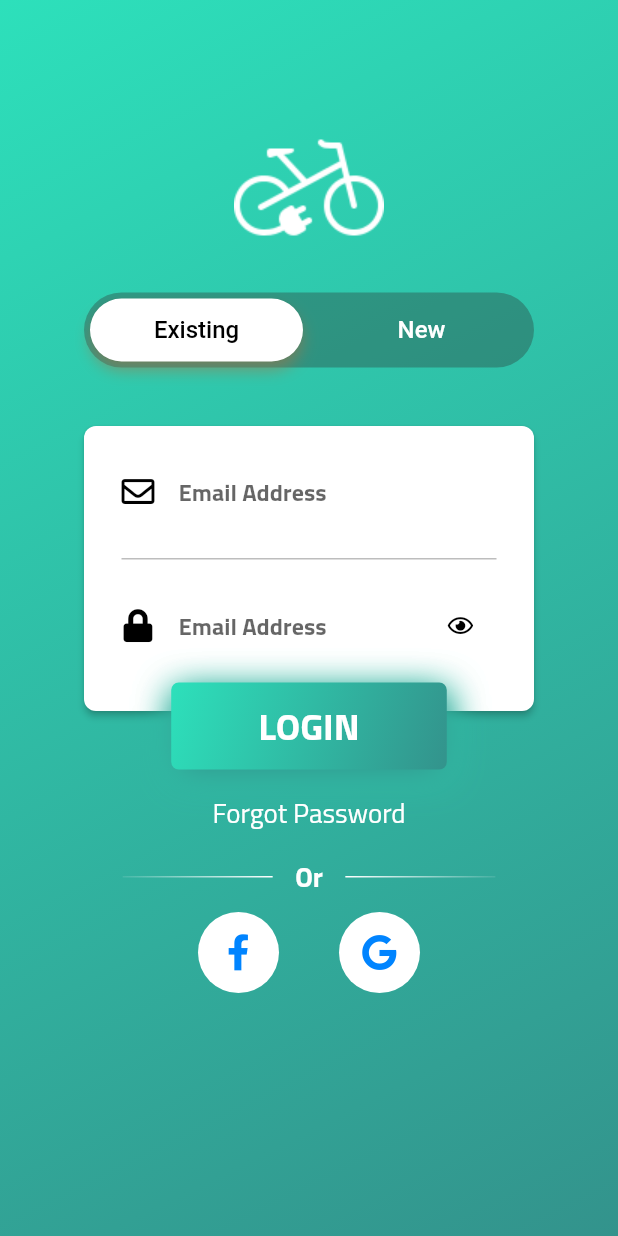
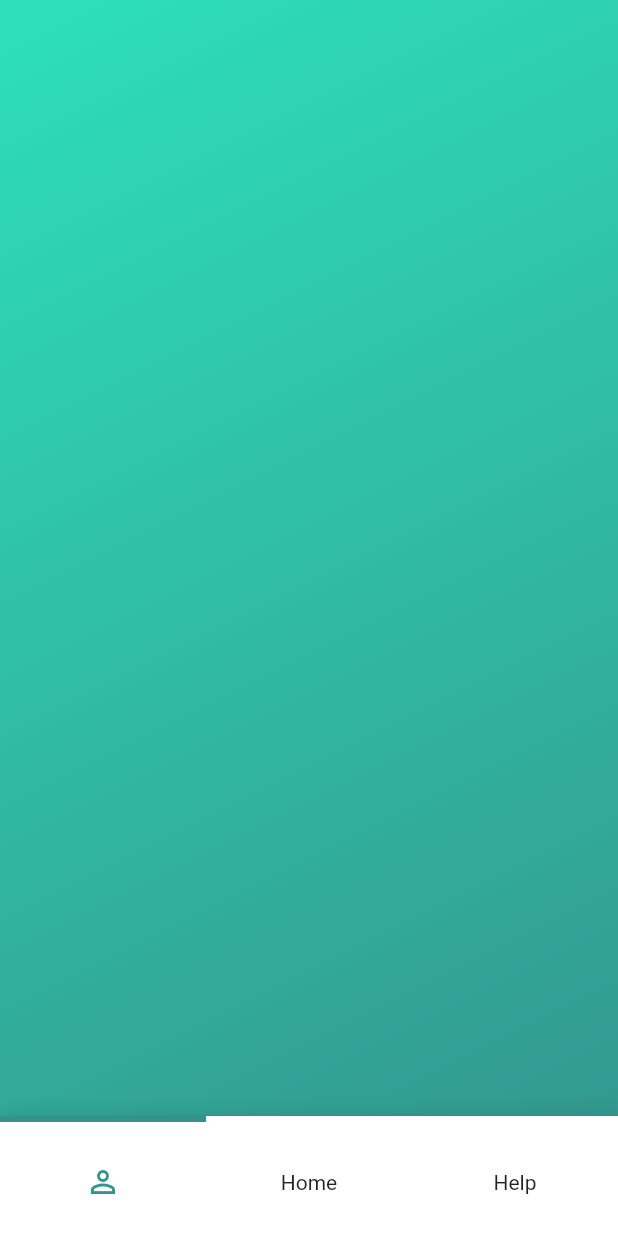
Before and after one commit to tharindu-nw/ev_project_app, a Flutter app: the screen it shows after launch, on a phone screen of 412 x 824 dp. Run offline on Flutter 3.47's test engine with Material 2 defaults, Android fonts, the phone set to English and light mode, and no system bars; our stand-ins replace font_awesome_flutter; Roboto replaces fonts that are missing (WorkSansSemiBold).

Commit message:
Navigation docker

```diff
--- a/lib/app.dart
+++ b/lib/app.dart
@@ -1,5 +1,6 @@
 import 'package:flutter/material.dart';
-import 'login_screen.dart';
+import 'screens/login_screen.dart';
+import 'screens/home_screen.dart';
 
 class App extends StatelessWidget {
   @override
@@ -10,7 +11,7 @@ class App extends StatelessWidget {
         fontFamily: "TitilliumWebReg",
         textTheme: Theme.of(context).textTheme,
       ),
-      home: LoginScreen(),
+      home: HomeScreen(),
     );
   }
 }
--- /dev/null
+++ b/lib/screens/home_screen.dart
@@ -0,0 +1,70 @@
+import 'package:flutter/material.dart';
+import 'package:ev_app/style/color_theme.dart' as CT;
+import 'package:font_awesome_flutter/font_awesome_flutter.dart';
+import 'package:flutter/services.dart';
+import 'package:ev_app/shared/navigation_bar.dart';
+import 'package:ev_app/shared/navigation_bar_item.dart';
+
+final _padding = EdgeInsets.only(top: 20.0);
+final _bigPadding = EdgeInsets.fromLTRB(0.0, 60.0, 0.0, 0.0);
+
+class HomeScreen extends StatefulWidget {
+  _HomeScreenState createState() => new _HomeScreenState();
+}
+
+class _HomeScreenState extends State<HomeScreen> {
+  @override
+  void initState() {
+    super.initState();
+
+    SystemChrome.setPreferredOrientations([
+      DeviceOrientation.portraitUp,
+      DeviceOrientation.portraitDown,
+    ]);
+  }
+
+  @override
+  Widget build(BuildContext context) {
+    return Material(
+      child: Scaffold(
+        body: NotificationListener<OverscrollIndicatorNotification>(
+          onNotification: (overscroll) {
+            overscroll.disallowGlow();
+          },
+          child: SingleChildScrollView(
+            child: Container(
+              width: MediaQuery.of(context).size.width,
+              height: MediaQuery.of(context).size.height,
+              decoration: BoxDecoration(
+                gradient: CT.ColorTheme.gradient,
+              ),
+              child: _buildNavBar(),
+            ),
+          ),
+        ),
+      ),
+    );
+  }
+
+  Widget _buildNavBar() {
+    return Align(
+      alignment: Alignment.bottomCenter,
+      child: TitledBottomNavigationBar(
+        items: [
+          TitledNavigationBarItem(
+            icon: Icons.person_outline,
+            title: "Profile",
+          ),
+          TitledNavigationBarItem(
+            icon: Icons.home,
+            title: "Home",
+          ),
+          TitledNavigationBarItem(
+            icon: Icons.help_outline,
+            title: "Help",
+          ),
+        ],
+      ),
+    );
+  }
+}
--- a/lib/login_screen.dart
+++ b/lib/screens/login_screen.dart
@@ -5,7 +5,7 @@ import 'package:ev_app/utils/bubble_indication_painter.dart';
 import 'package:flutter/services.dart';
 
 final _padding = EdgeInsets.only(top: 20.0);
-final _bigPadding = EdgeInsets.fromLTRB(0.0, 75.0, 0.0, 0.0);
+final _bigPadding = EdgeInsets.fromLTRB(0.0, 60.0, 0.0, 0.0);
 
 class LoginScreen extends StatefulWidget {
   _LoginScreenState createState() => new _LoginScreenState();
@@ -204,7 +204,7 @@ class _LoginScreenState extends State<LoginScreen> {
                               size: 22.0,
                               color: Colors.black,
                             ),
-                            hintText: "Email Address",
+                            hintText: "Password",
                             hintStyle: TextStyle(
                               fontFamily: "TitilliumWebBold",
                               fontSize: 16,
@@ -377,7 +377,7 @@ class _LoginScreenState extends State<LoginScreen> {
 
   Widget _buildSignUp(BuildContext context) {
     return Container(
-      padding: EdgeInsets.only(top: 23.0),
+      padding: EdgeInsets.fromLTRB(0, 23.0, 0, 15.0),
       child: Column(
         children: <Widget>[
           Stack(
@@ -392,21 +392,18 @@ class _LoginScreenState extends State<LoginScreen> {
                 ),
                 child: Container(
                   width: 300.0,
-                  height: 360.0,
+                  height: 320.0,
                   child: Column(
                     children: <Widget>[
                       Padding(
                         padding: EdgeInsets.only(
-                            top: 20.0, bottom: 20.0, left: 25.0, right: 25.0),
+                            top: 15.0, bottom: 15.0, left: 25.0, right: 25.0),
                         child: TextField(
                           focusNode: myFocusNodeName,
                           controller: signupNameController,
                           keyboardType: TextInputType.text,
                           textCapitalization: TextCapitalization.words,
-                          style: TextStyle(
-                              fontFamily: "WorkSansSemiBold",
-                              fontSize: 16.0,
-                              color: Colors.black),
+                          style: TextStyle(fontSize: 16.0, color: Colors.black),
                           decoration: InputDecoration(
                             border: InputBorder.none,
                             icon: Icon(
@@ -415,7 +412,9 @@ class _LoginScreenState extends State<LoginScreen> {
                             ),
                             hintText: "Name",
                             hintStyle: TextStyle(
-                                fontFamily: "WorkSansSemiBold", fontSize: 16.0),
+                              fontSize: 16.0,
+                              fontFamily: "TitilliumWebBold",
+                            ),
                           ),
                         ),
                       ),
@@ -426,15 +425,15 @@ class _LoginScreenState extends State<LoginScreen> {
                       ),
                       Padding(
                         padding: EdgeInsets.only(
-                            top: 20.0, bottom: 20.0, left: 25.0, right: 25.0),
+                            top: 15.0, bottom: 15.0, left: 25.0, right: 25.0),
                         child: TextField(
                           focusNode: myFocusNodeEmail,
                           controller: signupEmailController,
                           keyboardType: TextInputType.emailAddress,
                           style: TextStyle(
-                              fontFamily: "WorkSansSemiBold",
                             fontSize: 16.0,
-                              color: Colors.black),
+                            color: Colors.black,
+                          ),
                           decoration: InputDecoration(
                             border: InputBorder.none,
                             icon: Icon(
@@ -443,7 +442,9 @@ class _LoginScreenState extends State<LoginScreen> {
                             ),
                             hintText: "Email Address",
                             hintStyle: TextStyle(
-                                fontFamily: "WorkSansSemiBold", fontSize: 16.0),
+                              fontSize: 16.0,
+                              fontFamily: "TitilliumWebBold",
+                            ),
                           ),
                         ),
                       ),
@@ -454,15 +455,15 @@ class _LoginScreenState extends State<LoginScreen> {
                       ),
                       Padding(
                         padding: EdgeInsets.only(
-                            top: 20.0, bottom: 20.0, left: 25.0, right: 25.0),
+                            top: 15.0, bottom: 15.0, left: 25.0, right: 25.0),
                         child: TextField(
                           focusNode: myFocusNodePassword,
                           controller: signupPasswordController,
                           obscureText: _obscureTextSignup,
                           style: TextStyle(
-                              fontFamily: "WorkSansSemiBold",
                             fontSize: 16.0,
-                              color: Colors.black),
+                            color: Colors.black,
+                          ),
                           decoration: InputDecoration(
                             border: InputBorder.none,
                             icon: Icon(
@@ -471,7 +472,9 @@ class _LoginScreenState extends State<LoginScreen> {
                             ),
                             hintText: "Password",
                             hintStyle: TextStyle(
-                                fontFamily: "WorkSansSemiBold", fontSize: 16.0),
+                              fontSize: 16.0,
+                              fontFamily: "TitilliumWebBold",
+                            ),
                             suffixIcon: GestureDetector(
                               onTap: _toggleSignup,
                               child: Icon(
@@ -492,23 +495,25 @@ class _LoginScreenState extends State<LoginScreen> {
                       ),
                       Padding(
                         padding: EdgeInsets.only(
-                            top: 20.0, bottom: 20.0, left: 25.0, right: 25.0),
+                            top: 15.0, bottom: 15.0, left: 25.0, right: 25.0),
                         child: TextField(
                           controller: signupConfirmPasswordController,
                           obscureText: _obscureTextSignupConfirm,
                           style: TextStyle(
-                              fontFamily: "WorkSansSemiBold",
                             fontSize: 16.0,
-                              color: Colors.black),
+                            color: Colors.black,
+                          ),
                           decoration: InputDecoration(
                             border: InputBorder.none,
                             icon: Icon(
                               FontAwesomeIcons.lock,
                               color: Colors.black,
                             ),
-                            hintText: "Confirmation",
+                            hintText: "Confirm Password",
                             hintStyle: TextStyle(
-                                fontFamily: "WorkSansSemiBold", fontSize: 16.0),
+                              fontSize: 16.0,
+                              fontFamily: "TitilliumWebBold",
+                            ),
                             suffixIcon: GestureDetector(
                               onTap: _toggleSignupConfirm,
                               child: Icon(
@@ -527,7 +532,7 @@ class _LoginScreenState extends State<LoginScreen> {
                 ),
               ),
               Container(
-                margin: EdgeInsets.only(top: 340.0),
+                margin: EdgeInsets.only(top: 310.0),
                 decoration: new BoxDecoration(
                   borderRadius: BorderRadius.all(Radius.circular(5.0)),
                   boxShadow: <BoxShadow>[
@@ -544,8 +549,8 @@ class _LoginScreenState extends State<LoginScreen> {
                   ],
                   gradient: new LinearGradient(
                       colors: [
+                        CT.ColorTheme.loginGradientStart,
                         CT.ColorTheme.loginGradientEnd,
-                        CT.ColorTheme.loginGradientStart
                       ],
                       begin: const FractionalOffset(0.2, 0.2),
                       end: const FractionalOffset(1.0, 1.0),
@@ -564,7 +569,8 @@ class _LoginScreenState extends State<LoginScreen> {
                         style: TextStyle(
                           color: Colors.white,
                           fontSize: 25.0,
-                            fontFamily: "WorkSansBold"),
+                          fontFamily: "TitilliumWebBold",
+                        ),
                       ),
                     ),
                     onPressed: () {}
@@ -619,7 +625,8 @@ class _LoginScreenState extends State<LoginScreen> {
                   style: TextStyle(
                     color: left,
                     fontSize: 16.0,
-                      fontFamily: "WorkSansSemiBold"),
+                    fontFamily: "TitilliumWebBold",
+                  ),
                 ),
               ),
             ),
@@ -634,7 +641,8 @@ class _LoginScreenState extends State<LoginScreen> {
                   style: TextStyle(
                     color: right,
                     fontSize: 16.0,
-                      fontFamily: "WorkSansSemiBold"),
+                    fontFamily: "TitilliumWebBold",
+                  ),
                 ),
               ),
             ),
--- /dev/null
+++ b/lib/shared/navigation_bar.dart
@@ -0,0 +1,168 @@
+import 'package:flutter/material.dart';
+
+import 'navigation_bar_item.dart';
+
+// ignore: must_be_immutable
+class TitledBottomNavigationBar extends StatefulWidget {
+  final bool reverse;
+  final Curve curve;
+  final Color activeColor;
+  final Color inactiveColor;
+  final Color indicatorColor;
+  final int initialIndex;
+  int currentIndex;
+  // final ValueChanged<int> onTap;
+  final List<TitledNavigationBarItem> items;
+
+  TitledBottomNavigationBar({
+    Key key,
+    this.reverse = false,
+    this.curve = Curves.linear,
+    // @required this.onTap,
+    @required this.items,
+    this.activeColor = const Color(0xFF33938C),
+    this.inactiveColor,
+    this.indicatorColor,
+    this.initialIndex = 0,
+    this.currentIndex = 0,
+  }) : super(key: key) {
+    assert(items != null);
+    assert(items.length >= 2 && items.length <= 5);
+    // assert(onTap != null);
+    assert(initialIndex != null);
+  }
+
+  @override
+  State createState() => _TitledBottomNavigationBarState();
+}
+
+class _TitledBottomNavigationBarState extends State<TitledBottomNavigationBar>
+    with SingleTickerProviderStateMixin {
+  static const double BAR_HEIGHT = 80;
+  static const double INDICATOR_HEIGHT = 4;
+
+  bool get reverse => widget.reverse;
+  Curve get curve => widget.curve;
+  List<TitledNavigationBarItem> get items => widget.items;
+
+  double width = 0;
+  Color activeColor;
+  Duration duration = Duration(milliseconds: 250);
+
+  @override
+  void initState() {
+    // select a default item
+    widget.currentIndex = widget.currentIndex ?? widget.initialIndex;
+
+    _select(widget.currentIndex);
+
+    super.initState();
+  }
+
+  double _getIndicatorPosition(int index) {
+    print(index);
+    print(items.length);
+    return (-1 + (2 / (items.length - 1) * index));
+  }
+
+  @override
+  Widget build(BuildContext context) {
+    width = MediaQuery.of(context).size.width;
+    activeColor = widget.activeColor ?? Theme.of(context).indicatorColor;
+
+    return Container(
+      decoration: BoxDecoration(
+        color: Colors.white,
+        boxShadow: [
+          BoxShadow(color: Colors.black12, blurRadius: 10),
+        ],
+      ),
+      child: SafeArea(
+        top: false,
+        child: Container(
+          height: BAR_HEIGHT,
+          width: width,
+          child: Stack(
+            overflow: Overflow.visible,
+            children: <Widget>[
+              Positioned(
+                top: INDICATOR_HEIGHT,
+                child: Row(
+                  crossAxisAlignment: CrossAxisAlignment.end,
+                  children: items.map((item) {
+                    var index = items.indexOf(item);
+                    return GestureDetector(
+                      onTap: () => _select(index),
+                      child:
+                          _buildItemWidget(item, index == widget.currentIndex),
+                    );
+                  }).toList(),
+                ),
+              ),
+              Positioned(
+                top: 0,
+                width: width,
+                child: AnimatedAlign(
+                  alignment:
+                      Alignment(_getIndicatorPosition(widget.currentIndex), 0),
+                  curve: curve,
+                  duration: duration,
+                  child: Container(
+                    color: widget.indicatorColor ?? activeColor,
+                    width: width / items.length,
+                    height: INDICATOR_HEIGHT,
+                  ),
+                ),
+              ),
+            ],
+          ),
+        ),
+      ),
+    );
+  }
+
+  _select(int index) {
+    widget.currentIndex = index;
+    // widget.onTap(widget.currentIndex);
+
+    setState(() {});
+  }
+
+  Widget _buildIcon(TitledNavigationBarItem item) {
+    return Icon(
+      item.icon,
+      color: reverse ? widget.inactiveColor : activeColor,
+    );
+  }
+
+  Widget _buildText(TitledNavigationBarItem item) {
+    return Text(
+      item.title,
+      style: TextStyle(color: reverse ? activeColor : widget.inactiveColor),
+    );
+  }
+
+  Widget _buildItemWidget(TitledNavigationBarItem item, bool isSelected) {
+    return Container(
+      color: item.backgroundColor,
+      height: BAR_HEIGHT,
+      width: width / items.length,
+      child: Stack(
+        alignment: AlignmentDirectional.center,
+        children: <Widget>[
+          AnimatedOpacity(
+            opacity: isSelected ? 0.0 : 1.0,
+            duration: duration,
+            curve: curve,
+            child: reverse ? _buildIcon(item) : _buildText(item),
+          ),
+          AnimatedAlign(
+            duration: duration,
+            alignment: isSelected ? Alignment.center : Alignment(0, 2.6),
+            child: reverse ? _buildText(item) : _buildIcon(item),
+          ),
+        ],
+      ),
+    );
+  }
+}
--- /dev/null
+++ b/lib/shared/navigation_bar_item.dart
@@ -0,0 +1,13 @@
+import 'package:flutter/material.dart';
+
+class TitledNavigationBarItem {
+  final String title;
+  final IconData icon;
+  final Color backgroundColor;
+
+  TitledNavigationBarItem({
+    @required this.icon,
+    @required this.title,
+    this.backgroundColor = Colors.white,
+  });
+}
```
Lines whose indentation alone changed are shown as unchanged.
